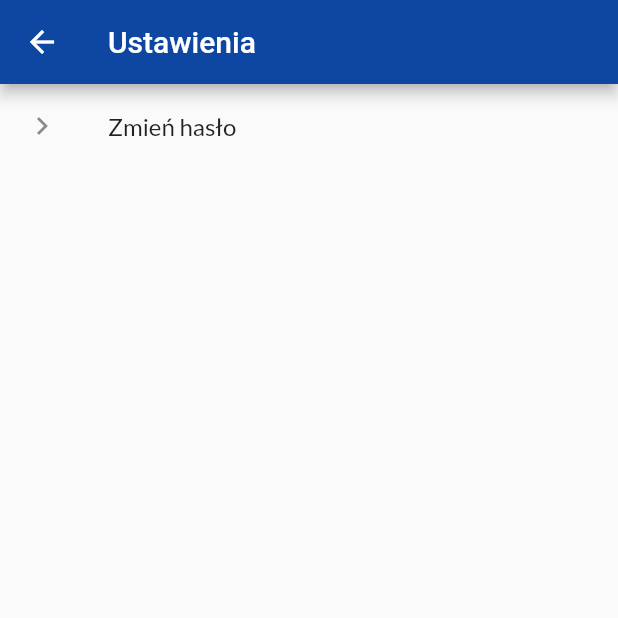
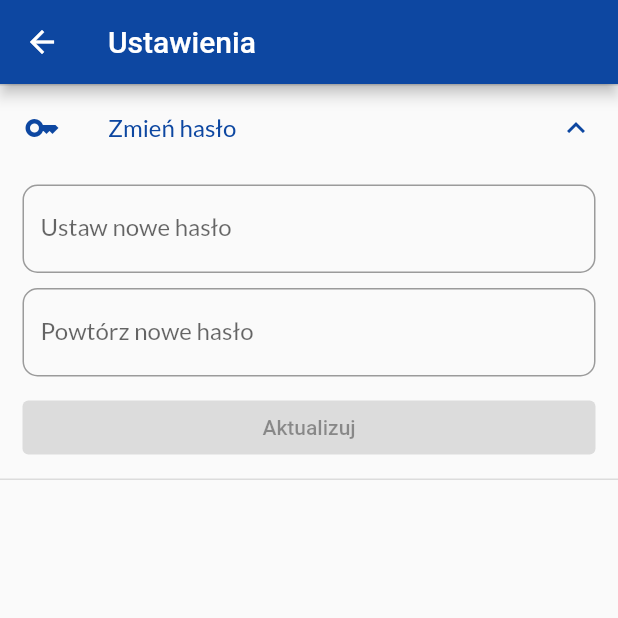
Before and after one commit to piotrpeczkowski/sw_planner, a Flutter app: the SettingsPage screen opened directly, after a tap on "Zmień hasło", on a phone screen of 412 x 824 dp, the top half of it. Run offline on Flutter 3.47's test engine with Material 2 defaults, Android fonts, the phone set to English and light mode, and no system bars; our stand-ins replace bloc, cloud_firestore, firebase_auth, firebase_core, firebase_storage, flutter_bloc and 3 more; accounts and stored records are empty; generated files the repository leaves out were written again; Roboto replaces fonts that are missing (Kanit).

Commit message:
Add change password widget to settings page

```diff
--- /dev/null
+++ b/lib/features/settings_page/cubit/settings_cubit.dart
@@ -0,0 +1,37 @@
+import 'dart:async';
+
+import 'package:bloc/bloc.dart';
+import 'package:meta/meta.dart';
+import 'package:sw_planner/core/enums.dart';
+import 'package:sw_planner/data/repositories/user_repository.dart';
+
+part 'settings_state.dart';
+
+class SettingsCubit extends Cubit<SettingsState> {
+  SettingsCubit(this._userRepository)
+      : super(
+          const SettingsState(
+            status: Status.initial,
+          ),
+        );
+
+  final UserRepository _userRepository;
+
+  Future<void> updatePassword({
+    required String password,
+  }) async {
+    try {
+      await _userRepository.updatePassword(password);
+      emit(
+        const SettingsState(status: Status.success),
+      );
+    } catch (error) {
+      emit(
+        SettingsState(
+          status: Status.error,
+          errorMessage: '$error',
+        ),
+      );
+    }
+  }
+}
--- /dev/null
+++ b/lib/features/settings_page/cubit/settings_state.dart
@@ -0,0 +1,12 @@
+part of 'settings_cubit.dart';
+
+@immutable
+class SettingsState {
+  const SettingsState({
+    required this.status,
+    this.errorMessage = '',
+  });
+
+  final Status status;
+  final String errorMessage;
+}
--- a/lib/features/settings_page/pages/settings.dart
+++ b/lib/features/settings_page/pages/settings.dart
@@ -1,5 +1,6 @@
 import 'package:flutter/material.dart';
 import 'package:google_fonts/google_fonts.dart';
+import 'package:sw_planner/features/settings_page/widgets/change_password_widget.dart';
 
 class SettingsPage extends StatelessWidget {
   const SettingsPage({
@@ -13,15 +14,8 @@ class SettingsPage extends StatelessWidget {
         title: Text('Ustawienia', style: GoogleFonts.kanit()),
       ),
       body: ListView(
-        children: [
-          ListTile(
-            leading: const Icon(Icons.chevron_right),
-            title: Text(
-              'Zmień hasło',
-              style: GoogleFonts.lato(),
-            ),
-            onTap: () {},
-          )
+        children: const [
+          ChangePasswordWidget(),
         ],
       ),
     );
--- /dev/null
+++ b/lib/features/settings_page/widgets/change_password_widget.dart
@@ -0,0 +1,146 @@
+import 'package:flutter/material.dart';
+import 'package:flutter_bloc/flutter_bloc.dart';
+import 'package:google_fonts/google_fonts.dart';
+import 'package:sw_planner/data/repositories/user_repository.dart';
+import 'package:sw_planner/features/settings_page/cubit/settings_cubit.dart';
+
+class ChangePasswordWidget extends StatefulWidget {
+  const ChangePasswordWidget({
+    Key? key,
+  }) : super(key: key);
+
+  @override
+  State<ChangePasswordWidget> createState() => _ChangePasswordWidgetState();
+}
+
+class _ChangePasswordWidgetState extends State<ChangePasswordWidget> {
+  String newPassword = '';
+  String confirmNewPassword = '';
+  @override
+  Widget build(BuildContext context) {
+    return BlocProvider(
+      create: (context) => SettingsCubit(UserRepository()),
+      child: BlocBuilder<SettingsCubit, SettingsState>(
+        builder: (context, state) {
+          return ExpansionTile(
+            leading: const Icon(Icons.key),
+            title: Text(
+              'Zmień hasło',
+              style: GoogleFonts.lato(),
+            ),
+            children: [
+              Padding(
+                padding: const EdgeInsets.only(
+                  top: 10.0,
+                  left: 15,
+                  right: 15,
+                ),
+                child: TextField(
+                  onChanged: (value) {
+                    setState(() {
+                      newPassword = value;
+                    });
+                  },
+                  keyboardType: TextInputType.text,
+                  obscureText: true,
+                  maxLines: 1,
+                  textInputAction: TextInputAction.done,
+                  decoration: InputDecoration(
+                    label: Text(
+                      'Ustaw nowe hasło',
+                      style: GoogleFonts.lato(),
+                    ),
+                    focusedBorder: const OutlineInputBorder(
+                      borderSide: BorderSide(
+                        width: 1,
+                        color: Color.fromARGB(255, 13, 71, 161),
+                      ),
+                    ),
+                    border: OutlineInputBorder(
+                      borderRadius: BorderRadius.circular(10),
+                    ),
+                  ),
+                ),
+              ),
+              Padding(
+                padding: const EdgeInsets.only(
+                  top: 10.0,
+                  left: 15,
+                  right: 15,
+                ),
+                child: TextField(
+                  onChanged: (newValue) {
+                    setState(() {
+                      confirmNewPassword = newValue;
+                    });
+                  },
+                  keyboardType: TextInputType.text,
+                  obscureText: true,
+                  maxLines: 1,
+                  textInputAction: TextInputAction.done,
+                  decoration: InputDecoration(
+                    label: Text(
+                      'Powtórz nowe hasło',
+                      style: GoogleFonts.lato(),
+                    ),
+                    focusedBorder: const OutlineInputBorder(
+                      borderSide: BorderSide(
+                        width: 1,
+                        color: Color.fromARGB(255, 13, 71, 161),
+                      ),
+                    ),
+                    border: OutlineInputBorder(
+                      borderRadius: BorderRadius.circular(10),
+                    ),
+                  ),
+                ),
+              ),
+              Padding(
+                padding: const EdgeInsets.symmetric(
+                  vertical: 10.0,
+                  horizontal: 15.0,
+                ),
+                child: Row(
+                  children: [
+                    Expanded(
+                      child: ElevatedButton(
+                        onPressed: newPassword == confirmNewPassword &&
+                                newPassword != '' &&
+                                newPassword.length >= 8
+                            ? () {
+                                try {
+                                  context.read<SettingsCubit>().updatePassword(
+                                        password: newPassword,
+                                      );
+                                  ScaffoldMessenger.of(context)
+                                      .showSnackBar(const SnackBar(
+                                    duration: Duration(seconds: 4),
+                                    backgroundColor: Colors.green,
+                                    content: Text(
+                                        'Hasło zostało pomyślnie zmienione'),
+                                  ));
+                                  //print(state.errorMessage);
+                                } catch (error) {
+                                  ScaffoldMessenger.of(context)
+                                      .showSnackBar(SnackBar(
+                                    duration: const Duration(seconds: 4),
+                                    backgroundColor: Colors.green,
+                                    content: Text(
+                                        'Wystąpił bład: ${state.errorMessage}'),
+                                  ));
+                                }
+                              }
+                            : null,
+                        child: const Text('Aktualizuj'),
+                      ),
+                    ),
+                  ],
+                ),
+              ),
+            ],
+          );
+        },
+      ),
+    );
+  }
+}
```
